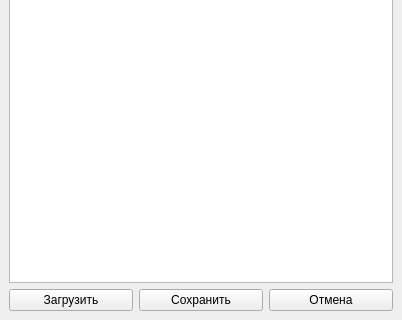
First picture: the form in ui/mainwindow.ui, repository nadobnyi92/ProtobufGUI, before the edit; both pictures show x 0 to 402 and y 280 to 600 of the 402 by 600 pixel window.
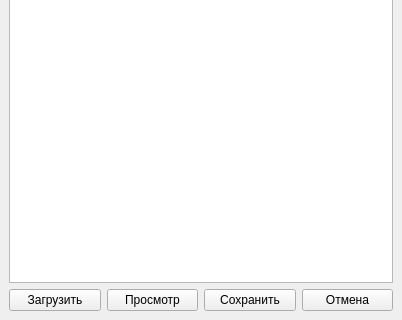
Second picture: the form after the edit.

The edit to the form file:
```diff
--- a/ui/mainwindow.ui
+++ b/ui/mainwindow.ui
@@ -70,6 +70,13 @@
         </property>
        </widget>
       </item>
+      <item>
+       <widget class="QPushButton" name="pbView">
+        <property name="text">
+         <string>Просмотр</string>
+        </property>
+       </widget>
+      </item>
       <item>
        <widget class="QPushButton" name="pbSaveData">
         <property name="text">
```
